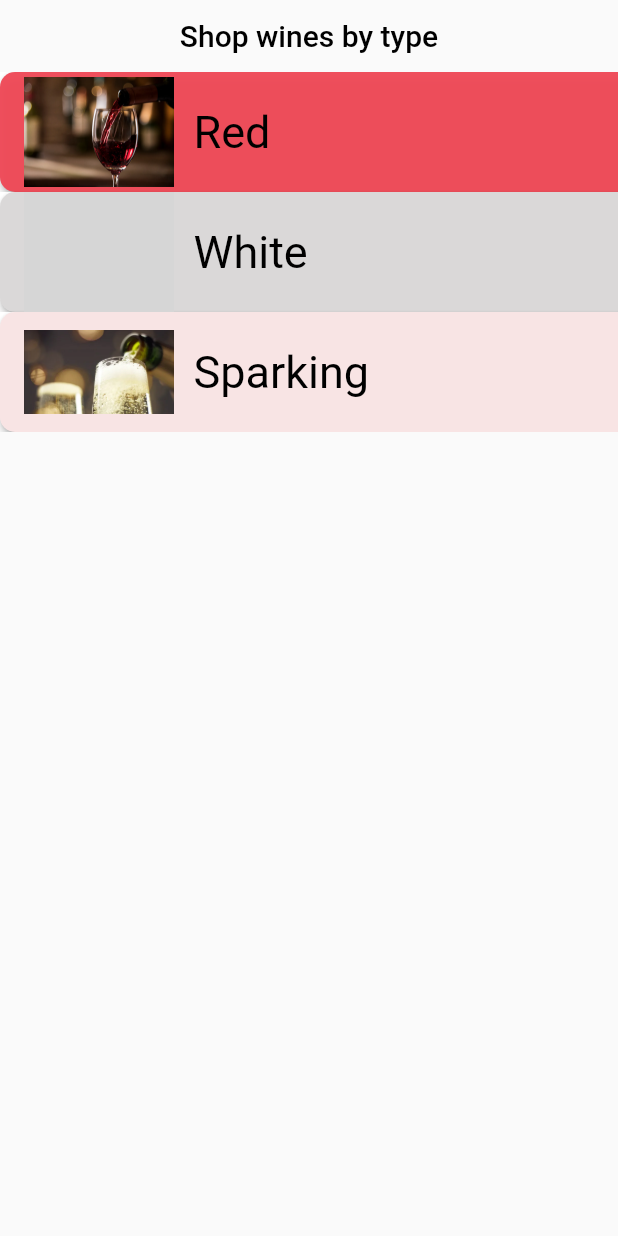
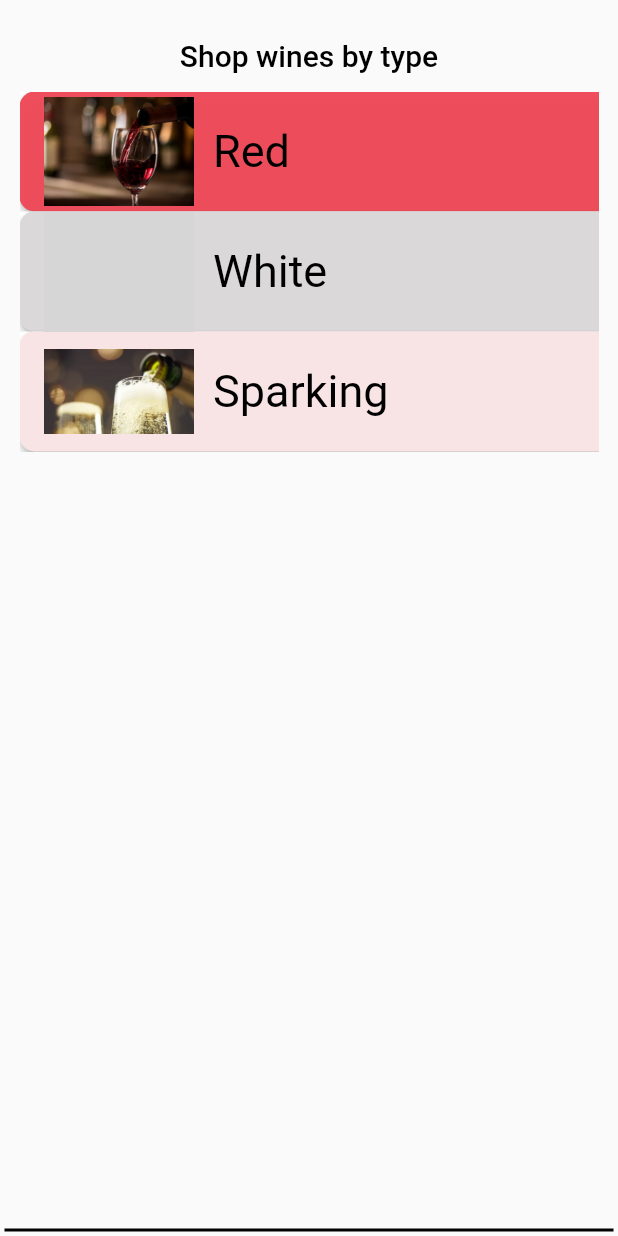
Before and after one commit to earning-rightly/vivino_example-1.0, a Flutter app: the WinesType widget shown alone on an empty page, opened directly, on a phone screen of 412 x 824 dp. Run offline on Flutter 3.47's test engine with Material 2 defaults, Android fonts, the light colour scheme and no system bars; grey boxes are pictures that could not be loaded.

Commit message:
<feat> : <add Container bottom border>
search_page.dart에서 CustomScrollView의 slivers에 사용되는
Widget들에게는 구분선을 주어서 사용할 예정입니다.
단 SeachBar Widget은 제외하겠습니다

```diff
--- a/lib/screens/search/search_page.dart
+++ b/lib/screens/search/search_page.dart
@@ -119,7 +119,12 @@ class WinesType extends StatelessWidget {
 
   @override
   Widget build(BuildContext context) {
-    return Column(children: [
+    return Container(
+      margin: const EdgeInsets.all(3.0),
+      padding: const EdgeInsets.all(10.0),
+      decoration: BoxDecoration(
+          border: Border(bottom: BorderSide(color: Colors.black, width: 2))),
+      child: Column(children: [
         TextButton(
             onPressed: () {},
             child: Text(
@@ -147,6 +152,7 @@ class WinesType extends StatelessWidget {
             )
           ]),
         )
-    ]);
+      ]),
+    );
   }
 }
```
Lines whose indentation alone changed are shown as unchanged.
